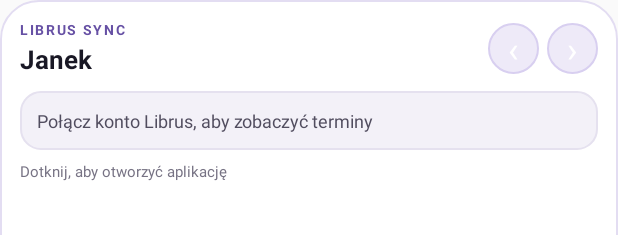
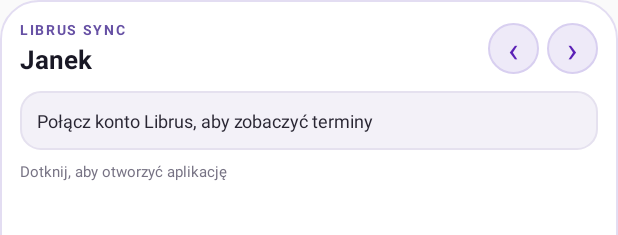
Before and after one commit to janczesko12/LibrusSync, an Android app built with Jetpack Compose: the layout widget_upcoming.xml on its own in the app's theme, with its tools: preview values and no code run, on a phone screen of 412 x 824 dp. Shown: the top 235 px of the screen. Run offline under Robolectric (Android 15) with nearby library versions, the phone set to English and light mode, and no system bars.

Commit message:
Set widget text to black on white background

```diff
--- a/android/app/build.gradle.kts
+++ b/android/app/build.gradle.kts
@@ -6,8 +6,8 @@ android {
         applicationId = "pl.novydev.librussync"
         minSdk = 26
         targetSdk = 35
-        versionCode = 104
-        versionName = "1.0.4"
+        versionCode = 105
+        versionName = "1.0.5"
     }
     buildFeatures { compose = true }
     compileOptions { sourceCompatibility = JavaVersion.VERSION_17; targetCompatibility = JavaVersion.VERSION_17 }
--- a/android/app/src/main/res/layout/widget_upcoming.xml
+++ b/android/app/src/main/res/layout/widget_upcoming.xml
@@ -48,7 +48,7 @@
             android:background="@drawable/widget_control_background"
             android:gravity="center"
             android:text="‹"
-            android:textColor="#FFFFFF"
+            android:textColor="#5B21B6"
             android:textSize="23sp" />
 
         <TextView
@@ -58,7 +58,7 @@
             android:background="@drawable/widget_control_background"
             android:gravity="center"
             android:text="›"
-            android:textColor="#FFFFFF"
+            android:textColor="#5B21B6"
             android:textSize="23sp" />
     </LinearLayout>
 
@@ -70,7 +70,7 @@
         android:background="@drawable/widget_empty_background"
         android:padding="11dp"
         android:text="Połącz konto Librus, aby zobaczyć terminy"
-        android:textColor="#514D5F"
+        android:textColor="#292633"
         android:textSize="12sp"
         android:visibility="visible" />
 
@@ -90,7 +90,7 @@
             android:background="@drawable/widget_event_background"
             android:paddingHorizontal="10dp"
             android:paddingVertical="8dp"
-            android:textColor="#FFFFFF"
+            android:textColor="#191825"
             android:textSize="12sp"
             android:maxLines="2" />
 
@@ -102,7 +102,7 @@
             android:background="@drawable/widget_event_background"
             android:paddingHorizontal="10dp"
             android:paddingVertical="8dp"
-            android:textColor="#FFFFFF"
+            android:textColor="#191825"
             android:textSize="12sp"
             android:maxLines="2" />
 
@@ -113,7 +113,7 @@
             android:background="@drawable/widget_event_background"
             android:paddingHorizontal="10dp"
             android:paddingVertical="8dp"
-            android:textColor="#FFFFFF"
+            android:textColor="#191825"
             android:textSize="12sp"
             android:maxLines="2" />
     </LinearLayout>
```
Also changed, not shown: 1 other file.
